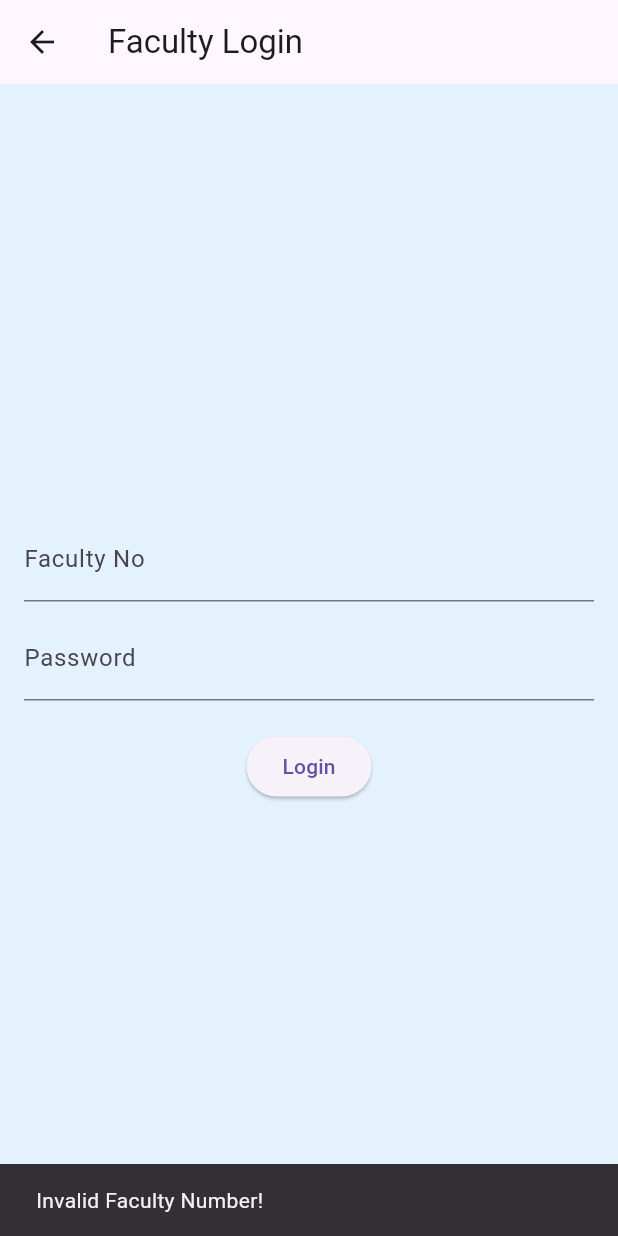
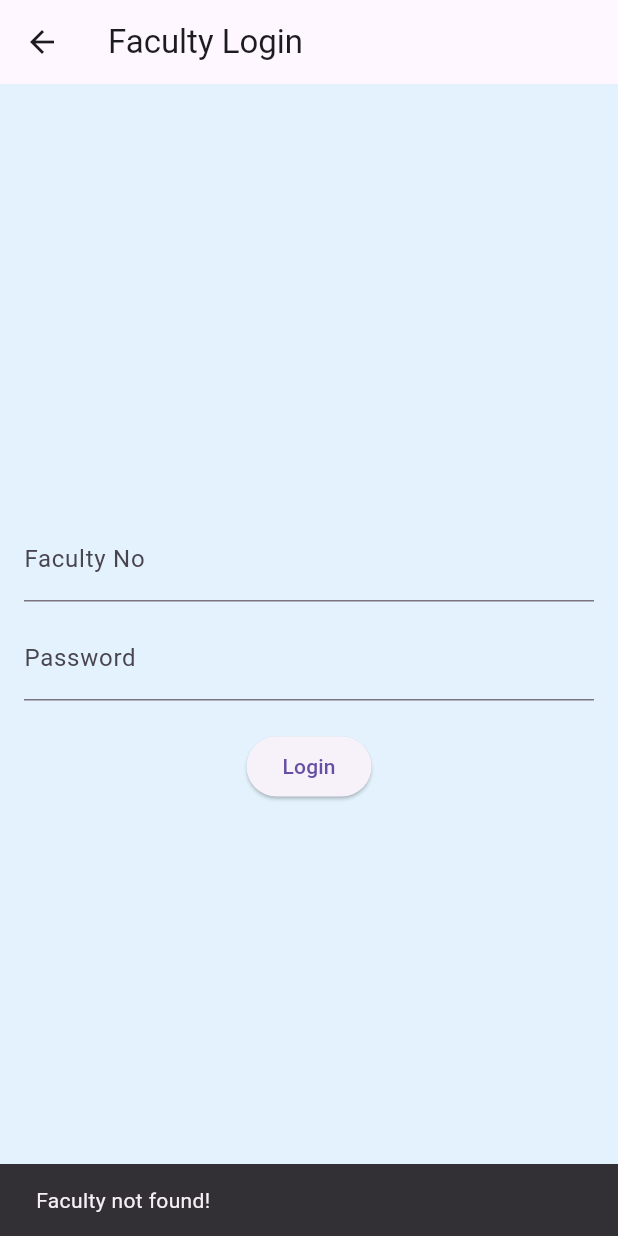
Before and after one commit to ganeshr3120/Smart-attendance-iot-system-with-app, a Flutter app: the FacultyLoginScreen screen opened by its route, after a tap on "Login", on a phone screen of 412 x 824 dp. Run offline on Flutter 3.47's test engine with Material 3 defaults, Android fonts, the light colour scheme and no system bars; our stand-ins replace shared_preferences; accounts and stored records are empty.

Commit message:
error fixed

```diff
--- a/lib/screens/faculty_home.dart
+++ b/lib/screens/faculty_home.dart
@@ -1,6 +1,6 @@
 import 'package:flutter/material.dart';
 import 'faculty_studentList.dart'; // Import Student List Screen
-import 'package:smart_attendance_system/faculty_attendanceContol.dart'; // Import Attendance Control Screen
+import 'package:smart_attendance_system/screens/faculty_attendanceContol.dart'; // Import Attendance Control Screen
 
 class FacultyHomeScreen extends StatelessWidget {
   final Map<String, dynamic> facultyInfo;
--- a/lib/screens/faculty_login.dart
+++ b/lib/screens/faculty_login.dart
@@ -7,10 +7,10 @@ class FacultyLoginScreen extends StatefulWidget {
   const FacultyLoginScreen({super.key});
 
   @override
-  _FacultyLoginScreenState createState() => _FacultyLoginScreenState();
+  FacultyLoginScreenState createState() => FacultyLoginScreenState();
 }
 
-class _FacultyLoginScreenState extends State<FacultyLoginScreen> {
+class FacultyLoginScreenState extends State<FacultyLoginScreen> {
   final TextEditingController _facultyNoController = TextEditingController();
   final TextEditingController _passwordController = TextEditingController();
 
@@ -22,19 +22,14 @@ class _FacultyLoginScreenState extends State<FacultyLoginScreen> {
 
     String? facultyData = prefs.getString(facultyNo);
 
-    if (facultyData == null) {
-      ScaffoldMessenger.of(
-        context,
-      ).showSnackBar(SnackBar(content: Text("Invalid Faculty Number!")));
-      return;
-    }
-
+    if (facultyData != null) {
+      try {
         Map<String, dynamic> facultyInfo = jsonDecode(facultyData);
 
         if (facultyInfo['password'] == password) {
-      ScaffoldMessenger.of(
-        context,
-      ).showSnackBar(SnackBar(content: Text("Login Successful!")));
+          ScaffoldMessenger.of(context).showSnackBar(
+            const SnackBar(content: Text("Login Successful!")),
+          );
 
           Navigator.pushReplacement(
             context,
@@ -43,33 +38,43 @@ class _FacultyLoginScreenState extends State<FacultyLoginScreen> {
             ),
           );
         } else {
-      ScaffoldMessenger.of(
-        context,
-      ).showSnackBar(SnackBar(content: Text("Invalid Password!")));
+          ScaffoldMessenger.of(context).showSnackBar(
+            const SnackBar(content: Text("Invalid Password!")),
+          );
+        }
+      } catch (e) {
+        ScaffoldMessenger.of(context).showSnackBar(
+          const SnackBar(content: Text("Error decoding data!")),
+        );
+      }
+    } else {
+      ScaffoldMessenger.of(context).showSnackBar(
+        const SnackBar(content: Text("Faculty not found!")),
+      );
     }
   }
 
   @override
   Widget build(BuildContext context) {
     return Scaffold(
-      appBar: AppBar(title: Text('Faculty Login')),
+      appBar: AppBar(title: const Text('Faculty Login')),
       body: Padding(
-        padding: EdgeInsets.all(16.0),
+        padding: const EdgeInsets.all(16.0),
         child: Column(
           mainAxisAlignment: MainAxisAlignment.center,
           children: [
             TextField(
               controller: _facultyNoController,
-              decoration: InputDecoration(labelText: 'Faculty No'),
+              decoration: const InputDecoration(labelText: 'Faculty No'),
             ),
-            SizedBox(height: 10),
+            const SizedBox(height: 10),
             TextField(
               controller: _passwordController,
-              decoration: InputDecoration(labelText: 'Password'),
+              decoration: const InputDecoration(labelText: 'Password'),
               obscureText: true,
             ),
-            SizedBox(height: 20),
-            ElevatedButton(onPressed: _login, child: Text('Login')),
+            const SizedBox(height: 20),
+            ElevatedButton(onPressed: _login, child: const Text('Login')),
           ],
         ),
       ),
```
Also changed, not shown: lib/screens/student_viewAttenda.dart (+13 -24 lines), lib/screens/faculty_attendanceContol.dart (renamed from lib/faculty_attendanceContol.dart). Lines whose indentation alone changed are shown as unchanged.
